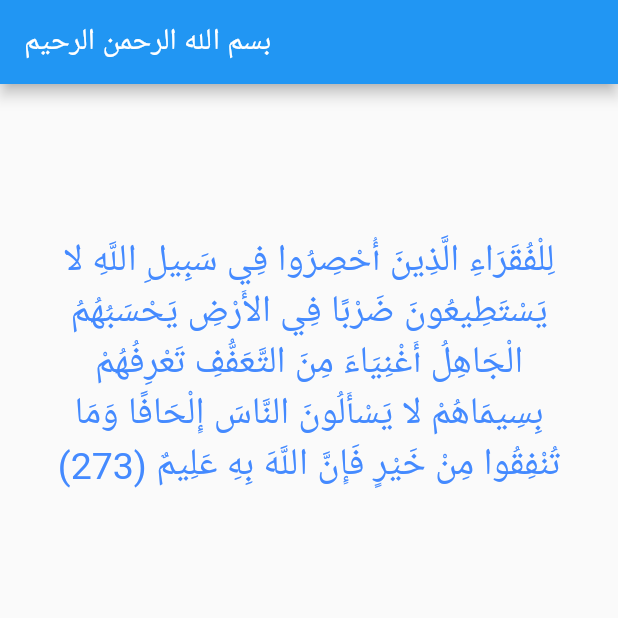
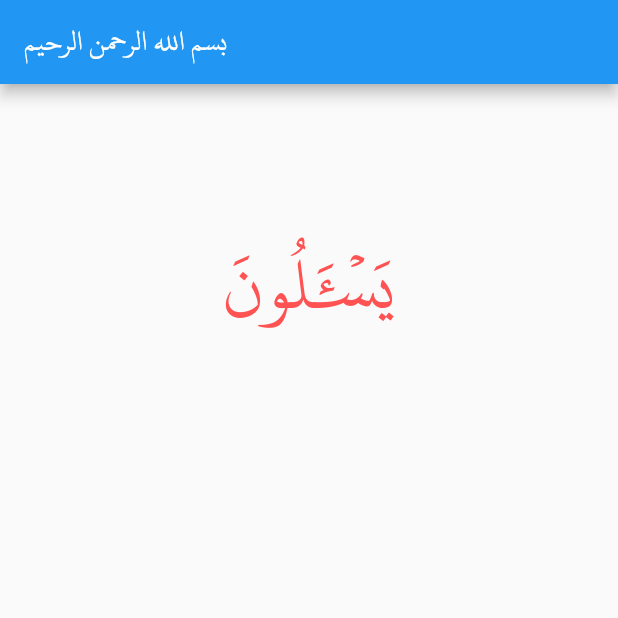
Before and after one commit to dahabit/flutter-arabic-diacritics-test, a Flutter app: the screen it shows after launch, on a phone screen of 412 x 824 dp, the top half of it. Run offline on Flutter 3.47's test engine with Material 2 defaults, Android fonts, the phone set to English and light mode, and no system bars.

Commit message:
update font name to use otf

```diff
--- a/lib/main.dart
+++ b/lib/main.dart
@@ -2,6 +2,7 @@ import 'package:flutter/material.dart';
 
 void main() {
   runApp(new MaterialApp(
+    theme: new ThemeData(fontFamily: 'KFGQPC Uthmanic Script HAFS'),
     home: new MyApp(),
   ));
 }
@@ -14,20 +15,20 @@ class MyApp extends StatelessWidget {
         title: new Text('بسم الله الرحمن الرحيم'),
       ),
       body: Padding(
-        padding: const EdgeInsets.all(20.0),
+        padding: const EdgeInsets.all(10.0),
         child: Column(
           children: <Widget>[
             new Center(
                 child: Padding(
-              padding: const EdgeInsets.fromLTRB(10.0, 80.0, 10.0, 10.0),
+                padding: const EdgeInsets.fromLTRB(2.0, 80.0, 2.0, 10.0),
               child: new Text( //Arabic Diacritics From Quran
-                'لِلْفُقَرَاءِ الَّذِينَ أُحْصِرُوا فِي سَبِيلِ اللَّهِ لا يَسْتَطِيعُونَ ضَرْبًا فِي الأَرْضِ يَحْسَبُهُمُ الْجَاهِلُ أَغْنِيَاءَ مِنَ التَّعَفُّفِ تَعْرِفُهُمْ بِسِيمَاهُمْ لا يَسْأَلُونَ النَّاسَ إِلْحَافًا وَمَا تُنْفِقُوا مِنْ خَيْرٍ فَإِنَّ اللَّهَ بِهِ عَلِيمٌ (273)', // Arabic Text with diacritics
+                'يَسۡ‍َٔلُونَ', // Arabic Text with diacritics
+                textAlign: TextAlign.center,
                 textDirection: TextDirection.rtl,
-                textAlign: TextAlign.center,
                 style: new TextStyle(
-                  fontSize: 25.0,
-                  color: Colors.blueAccent,
-                  fontFamily: 'KFGQPC Uthmanic Script HAFS',
+                  fontSize: 50.0,
+                  color: Colors.redAccent,
+                  fontFamily:   'KFGQPC Uthmanic Script HAFS',
                 ),
               ),
             )),
@@ -37,3 +38,7 @@ class MyApp extends StatelessWidget {
     );
   }
 }
+
+
+
+//'لِلۡفُقَرَآءِ ٱلَّذِينَ أُحۡصِرُواْ فِي سَبِيلِ ٱللَّهِ لَا يَسۡتَطِيعُونَ ضَرۡبٗا فِي ٱلۡأَرۡضِ يَحۡسَبُهُمُ ٱلۡجَاهِلُ أَغۡنِيَآءَ مِنَ ٱلتَّعَفُّفِ تَعۡرِفُهُم بِسِيمَٰهُمۡ لَا يَسۡ‍َٔلُونَ ٱلنَّاسَ إِلۡحَافٗاۗ وَمَا تُنفِقُواْ مِنۡ خَيۡرٖ فَإِنَّ ٱللَّهَ بِهِۦ عَلِيمٌ', // Arabic Text with diacritics
```
Also changed, not shown: pubspec.yaml (+4 -5 lines), assets/fonts/UthmanicHafsVer09.otf (added), fonts/UthmanicHafs.ttf (deleted).
